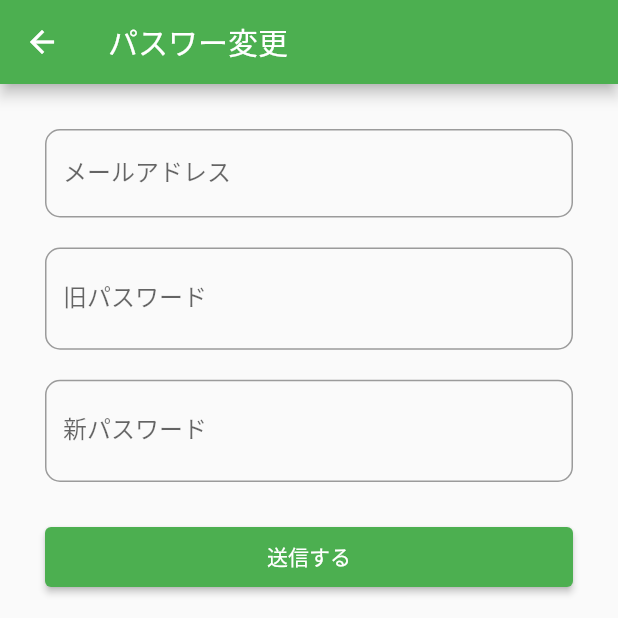
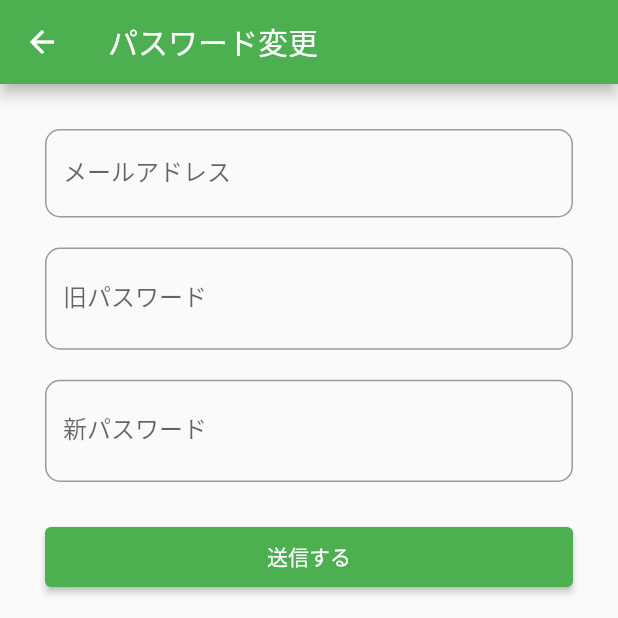
Before and after one commit to 198ai/doto_app, a Flutter app: the ChangePassword screen opened directly, on a phone screen of 412 x 824 dp, the top half of it. Run offline on Flutter 3.47's test engine with Material 2 defaults, Android fonts, the phone set to English and light mode, and no system bars; our stand-ins replace charts_flutter, date_format, dio, flutter_local_notifications, flutter_screenutil, shared_preferences and 5 more; missing offline and left inert: flutter_ringtone_player, shake_animation_widget; accounts and stored records are empty.

Commit message:
bug修正

```diff
--- a/lib/pages/ChangePassword.dart
+++ b/lib/pages/ChangePassword.dart
@@ -65,7 +65,7 @@ class _ChangePasswordState extends State<ChangePassword> {
       child: Scaffold(
         appBar: AppBar(
           backgroundColor: Colors.green,
-          title: Text("パスワー変更"),
+          title: Text("パスワード変更"),
         ),
         body: buildLoginWidget(),
       ),
--- a/lib/pages/tabs/Calendar.dart
+++ b/lib/pages/tabs/Calendar.dart
@@ -458,7 +458,6 @@ class _CalendarPageState extends State<CalendarPage> {
                         dateController.clear();
                         visible = false;
                         Navigator.pop(context);
-                        return;
                       }
                     },
                     child:
```
Also changed, not shown: 1 other file.
